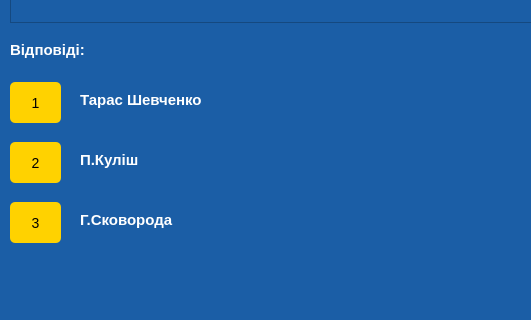
The window that testwindow.ui (admiralbub/oop_course_2020) describes before a commit, drawn with Qt 5; both pictures show x 100 to 631 and y 218 to 538 of the 987 by 683 pixel window.
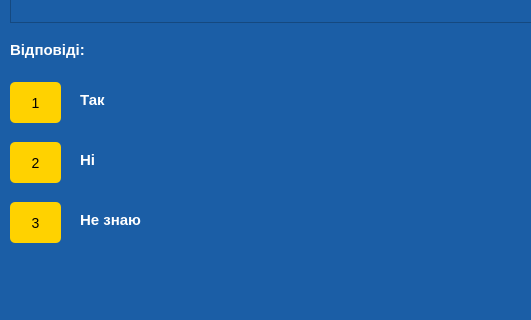
The same window after the commit.

```diff
--- a/testwindow.ui
+++ b/testwindow.ui
@@ -187,7 +187,7 @@
 font-weight:700;</string>
     </property>
     <property name="text">
-     <string>Тарас Шевченко</string>
+     <string>Так</string>
     </property>
    </widget>
    <widget class="QLabel" name="variant2">
@@ -204,7 +204,7 @@
 font-weight:600;</string>
     </property>
     <property name="text">
-     <string>П.Куліш</string>
+     <string>Ні</string>
     </property>
    </widget>
    <widget class="QLabel" name="variant3">
@@ -221,7 +221,7 @@
 font-weight:600;</string>
     </property>
     <property name="text">
-     <string>Г.Сковорода</string>
+     <string>Не знаю</string>
     </property>
    </widget>
    <widget class="QPushButton" name="pushButton_first">
```
Left out of the diff: 7 changed lines with no effect on the pictures.
